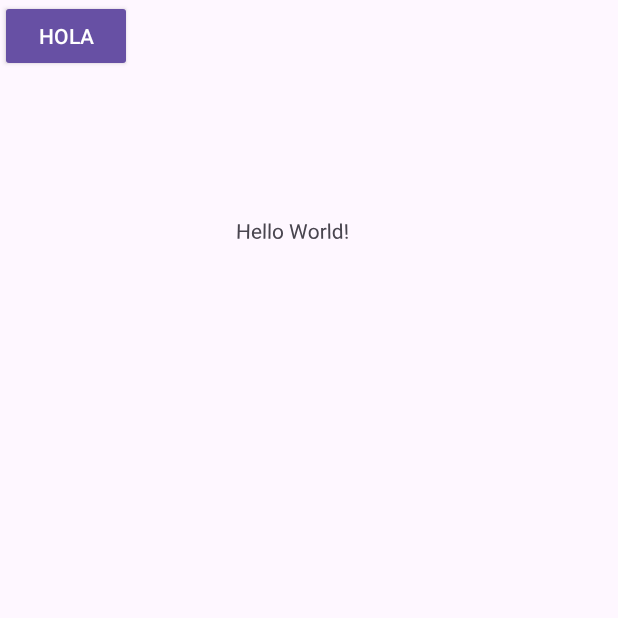
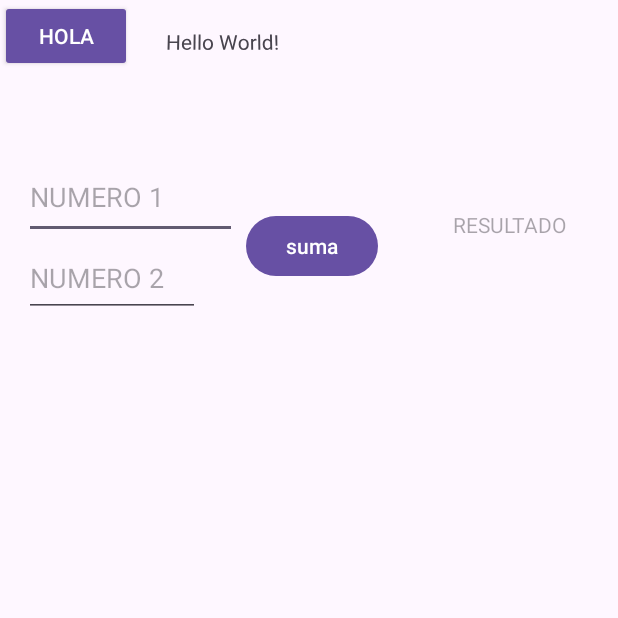
Before and after one commit to brunocmdz/androidioStudio, an Android app: the screen it shows after launch (MainActivity), on a phone screen of 412 x 824 dp, the top half of it. Run offline under Robolectric (Android 15) with nearby library versions, the phone set to English and light mode, and no system bars.

Commit message:
actividad 2

```diff
--- a/asd/app/src/main/java/com/example/asd/MainActivity.kt
+++ b/asd/app/src/main/java/com/example/asd/MainActivity.kt
@@ -2,6 +2,7 @@ package com.example.asd
 
 import android.os.Bundle
 import android.widget.Button
+import android.widget.EditText
 import android.widget.TextView
 import androidx.activity.enableEdgeToEdge
 import androidx.appcompat.app.AppCompatActivity
@@ -19,6 +20,22 @@ class MainActivity : AppCompatActivity() {
         button.setOnClickListener {
             textView.text = "hola"
         }
+        val num1 = findViewById<EditText>(R.id.inputA)
+        val num2 = findViewById<EditText>(R.id.inputB)
+        val resultado = findViewById<TextView>(R.id.resultado)
+        val sumar = findViewById<Button>(R.id.sumar)
+
+        sumar.setOnClickListener {
+            var a = num1.text.toString().toIntOrNull()
+            var b = num2.text.toString().toIntOrNull()
+            if (a == null){
+                 a = 0
+            }
+            if (b== null){
+             b = 0
+            }
+            resultado.text = "Resultado: ${a + b}"
+        }
         ViewCompat.setOnApplyWindowInsetsListener(findViewById(R.id.main)) { v, insets ->
             val systemBars = insets.getInsets(WindowInsetsCompat.Type.systemBars())
             v.setPadding(systemBars.left, systemBars.top, systemBars.right, systemBars.bottom)
--- a/asd/app/src/main/res/layout/activity_main.xml
+++ b/asd/app/src/main/res/layout/activity_main.xml
@@ -15,10 +15,10 @@
         android:text="Hello World!"
         app:layout_constraintBottom_toBottomOf="parent"
         app:layout_constraintEnd_toEndOf="parent"
-        app:layout_constraintHorizontal_bias="0.467"
+        app:layout_constraintHorizontal_bias="0.329"
         app:layout_constraintStart_toStartOf="parent"
         app:layout_constraintTop_toTopOf="parent"
-        app:layout_constraintVertical_bias="0.179" />
+        app:layout_constraintVertical_bias="0.022" />
 
     <Button
         android:id="@+id/button"
@@ -29,4 +29,48 @@
         app:layout_constraintStart_toStartOf="parent"
         app:layout_constraintTop_toTopOf="parent" />
 
+    <EditText
+        android:id="@+id/inputA"
+        android:layout_width="142dp"
+        android:layout_height="55dp"
+        android:layout_marginStart="16dp"
+        android:layout_marginTop="104dp"
+        android:ems="10"
+        android:hint="NUMERO 1"
+        android:inputType="number"
+        app:layout_constraintStart_toStartOf="parent"
+        app:layout_constraintTop_toTopOf="parent" />
+
+    <EditText
+        android:id="@+id/inputB"
+        android:layout_width="117dp"
+        android:layout_height="51dp"
+        android:layout_marginStart="16dp"
+        android:layout_marginTop="160dp"
+        android:ems="10"
+        android:hint="NUMERO 2"
+        android:inputType="number"
+        app:layout_constraintStart_toStartOf="parent"
+        app:layout_constraintTop_toTopOf="parent" />
+
+    <Button
+        android:id="@+id/sumar"
+        android:layout_width="wrap_content"
+        android:layout_height="wrap_content"
+        android:layout_marginTop="140dp"
+        android:layout_marginEnd="160dp"
+        android:text="suma"
+        app:layout_constraintEnd_toEndOf="parent"
+        app:layout_constraintTop_toTopOf="parent" />
+
+    <TextView
+        android:id="@+id/resultado"
+        android:layout_width="82dp"
+        android:layout_height="38dp"
+        android:layout_marginTop="140dp"
+        android:layout_marginEnd="28dp"
+        android:hint="RESULTADO"
+        app:layout_constraintEnd_toEndOf="parent"
+        app:layout_constraintTop_toTopOf="parent" />
+
 </androidx.constraintlayout.widget.ConstraintLayout>
```
